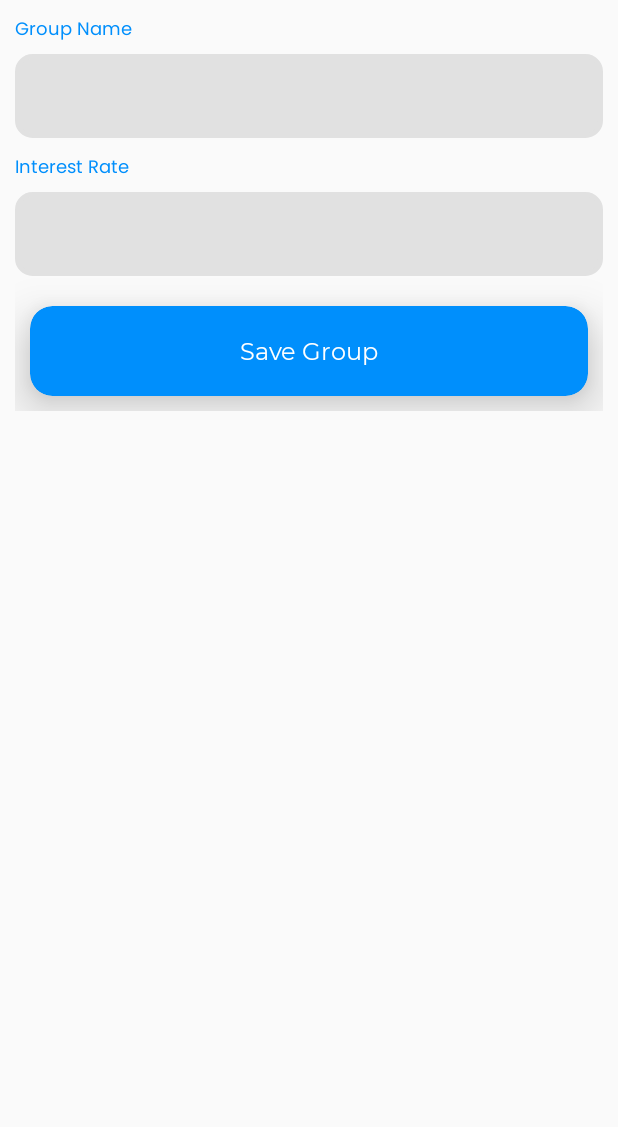
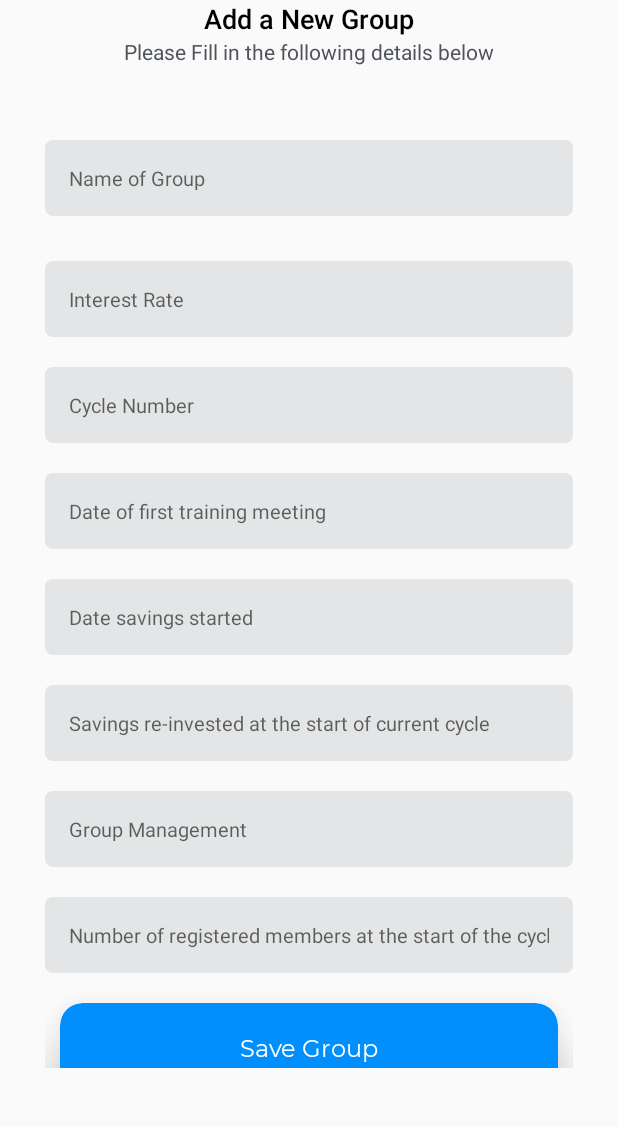
Before and after one commit to Yosefe27/DiscoverAgric, an Android app: the FacilitatorNewGroupActivity screen opened directly, with no data from a screen before it, on a phone screen of 412 x 824 dp, the part 84-1211 px from its top. Run offline under Robolectric (Android 15) with nearby library versions, the phone set to English and light mode, and no system bars; our stand-ins replace Volley; network calls fail.

Commit message:
Additional code
Additional Code

```diff
--- a/app/src/main/java/com/bluecode/weledger/Constants.java
+++ b/app/src/main/java/com/bluecode/weledger/Constants.java
@@ -8,7 +8,8 @@ public final class Constants {
 
 
 //    /*=======================TEST SERVER URLS================================*/
-    public static final String BASE_URL = "https://myauthor.delatinotech.com/weeledger/apis/";
+    //public static final String BASE_URL = "https://myauthor.delatinotech.com/weeledger/apis/";
+    public static final String BASE_URL = "https://microlinksolutionsltd.com/apis/";
     public static final String MIXPANEL_TOKEN = "test";
 
 
--- a/app/src/main/java/com/bluecode/weledger/MainActivity.java
+++ b/app/src/main/java/com/bluecode/weledger/MainActivity.java
@@ -17,6 +17,7 @@ import android.widget.LinearLayout;
 import android.widget.GridLayout;
 import android.widget.GridView;
 import android.widget.TextView;
+import android.widget.Toast;
 
 import androidx.appcompat.app.AlertDialog;
 import androidx.appcompat.app.AppCompatActivity;
@@ -48,10 +49,10 @@ public class MainActivity extends AppCompatActivity {
     LinearLayout linear_members, linear_loans, linear_payments,linear_manage_members,linear_manage_loans,linear_manage_payments;
     GridLayout linear_bookkeeper_menu;
     TextView name, group_balance,top_name;
-    TextView save_payment;
+    TextView save_payment,logout;
     String str_a, str_name, str_user_role;
     Toolbar toolbar;
-    LinearLayout linear_manage_groups,linear_facilitator_savings,linear_loans_facilitator;
+    LinearLayout linear_manage_groups,linear_facilitator_savings,linear_loans_facilitator,linear_repayments,linear_ledger_member,linear_fines;
     LinearLayout linear_repayments_facilitator,linear_fines_facilitator,linear_ledger_facilitator,linear_center_container;
     GridLayout linear_facilitator_menu,linear_ordinary_member_menu;
     String homepage_stats = BASE_URL + "homepage_stats.php";
@@ -64,10 +65,16 @@ public class MainActivity extends AppCompatActivity {
         //setSupportActionBar(toolbar);
         //toolbar.setTitle("WE eLedger");
         //toolbar.setSubtitle("Home");
+
+        logout = findViewById(R.id.btn_logout);
+
         name = findViewById(R.id.name);
         linear_members = findViewById(R.id.linear_members);
         linear_loans = findViewById(R.id.linear_loans);
         linear_payments = findViewById(R.id.linear_payments);
+        linear_repayments = findViewById(R.id.linear_repayments);
+        linear_fines = findViewById(R.id.linear_fines);
+        linear_ledger_member = findViewById(R.id.linear_ledger_member);
         //group_balance = findViewById(R.id.group_balance);
         //linear_center_container = findViewById(R.id.linear_center_container);
         //top_name = findViewById(R.id.top_name);
@@ -143,25 +150,19 @@ public class MainActivity extends AppCompatActivity {
         linear_repayments_facilitator.setOnClickListener(new View.OnClickListener() {
             @Override
             public void onClick(View view) {
-                finish();
-                Intent intent = new Intent(getApplicationContext(), FacilitatorGroupsActivity.class);
-                startActivity(intent);
+                Toast.makeText(getApplicationContext(), "Work In Progress.", Toast.LENGTH_SHORT).show();
             }
         });
         linear_fines_facilitator.setOnClickListener(new View.OnClickListener() {
             @Override
             public void onClick(View view) {
-                finish();
-                Intent intent = new Intent(getApplicationContext(), FacilitatorGroupsActivity.class);
-                startActivity(intent);
+                Toast.makeText(getApplicationContext(), "Work In Progress.", Toast.LENGTH_SHORT).show();
             }
         });
         linear_ledger_facilitator.setOnClickListener(new View.OnClickListener() {
             @Override
             public void onClick(View view) {
-                finish();
-                Intent intent = new Intent(getApplicationContext(), FacilitatorGroupsActivity.class);
-                startActivity(intent);
+                Toast.makeText(getApplicationContext(), "Work In Progress.", Toast.LENGTH_SHORT).show();
             }
         });
         linear_payments.setOnClickListener(new View.OnClickListener() {
@@ -178,6 +179,24 @@ public class MainActivity extends AppCompatActivity {
                 finish();
                 Intent intent = new Intent(getApplicationContext(), MyLoanRequestsActivity.class);
                 startActivity(intent);
+            }
+        });
+        linear_repayments.setOnClickListener(new View.OnClickListener() {
+            @Override
+            public void onClick(View view) {
+                Toast.makeText(getApplicationContext(), "Work In Progress.", Toast.LENGTH_SHORT).show();
+            }
+        });
+        linear_fines.setOnClickListener(new View.OnClickListener() {
+            @Override
+            public void onClick(View view) {
+                Toast.makeText(getApplicationContext(), "Work In Progress.", Toast.LENGTH_SHORT).show();
+            }
+        });
+        linear_ledger_member.setOnClickListener(new View.OnClickListener() {
+            @Override
+            public void onClick(View view) {
+                Toast.makeText(getApplicationContext(), "Work In Progress.", Toast.LENGTH_SHORT).show();
             }
         });
         linear_manage_members.setOnClickListener(new View.OnClickListener() {
@@ -202,6 +221,13 @@ public class MainActivity extends AppCompatActivity {
                 finish();
                 Intent intent = new Intent(getApplicationContext(), LoanRequestsApprovalsActivity.class);
                 startActivity(intent);
+            }
+        });
+
+        logout.setOnClickListener(new View.OnClickListener() {
+            @Override
+            public void onClick(View v) {
+                dialogLogout();
             }
         });
 
@@ -398,6 +424,8 @@ public class MainActivity extends AppCompatActivity {
         });
 
     }
+
+
     @Override
     public boolean onCreateOptionsMenu(Menu menu) {
         // Inflate the menu; this adds items to the action bar if it is present.
--- a/app/src/main/java/com/bluecode/weledger/MyTransactionsHistoryActivity.java
+++ b/app/src/main/java/com/bluecode/weledger/MyTransactionsHistoryActivity.java
@@ -81,7 +81,7 @@ public class MyTransactionsHistoryActivity extends AppCompatActivity {
         toolbar = findViewById(R.id.toolbar);
         setSupportActionBar(toolbar);
         toolbar.setTitle("Contributions");
-        toolbar.setSubtitle("My Contributions History");
+        toolbar.setSubtitle("Contributions History");
         toolbar.setNavigationIcon(androidx.appcompat.R.drawable.abc_ic_ab_back_material);
         toolbar.setNavigationOnClickListener(new View.OnClickListener() {
             @Override
--- a/app/src/main/res/layout/activity_facilitator_adds_new_group.xml
+++ b/app/src/main/res/layout/activity_facilitator_adds_new_group.xml
@@ -50,6 +50,7 @@
 
 
         <EditText
+            android:id="@+id/group_name"
             android:layout_width="match_parent"
             android:layout_height="wrap_content"
             android:background="@drawable/edittext_bg"
--- a/app/src/main/res/layout/activity_facilitator_new_group.xml
+++ b/app/src/main/res/layout/activity_facilitator_new_group.xml
@@ -16,85 +16,125 @@
         android:scrollbars="none">
 
         <LinearLayout
+            android:id="@+id/linlay_inputs"
+            app:layout_constraintStart_toStartOf="parent"
+            app:layout_constraintEnd_toEndOf="parent"
+            app:layout_constraintTop_toBottomOf="@+id/icons"
+            android:orientation="vertical"
+            android:layout_marginStart="30dp"
+            android:layout_marginLeft="50dp"
+            android:layout_marginRight="30dp"
+            android:layout_marginEnd="30dp"
+            android:gravity="center"
             android:layout_width="match_parent"
-            android:layout_height="wrap_content"
-            android:layout_marginStart="10dp"
-            android:layout_marginEnd="10dp"
-            android:orientation="vertical">
-
+            android:layout_height="wrap_content">
 
             <TextView
-                android:layout_width="match_parent"
+                android:layout_width="wrap_content"
                 android:layout_height="wrap_content"
-                android:layout_marginTop="20dp"
-                android:fontFamily="@font/poppins_regular"
-                android:text="New Member Details"
-                android:visibility="gone"
-                android:textAlignment="center"
-                android:textAllCaps="true"
-                android:textSize="20sp" />
-
-
-            <LinearLayout
-                android:layout_width="match_parent"
-                android:layout_height="wrap_content"
-                android:orientation="vertical">
+                android:text="Add a New Group"
+                android:textSize="18sp"
+                android:textColor="@color/black"
+                android:fontFamily="sans-serif-medium"/>
 
             <TextView
-                    android:layout_width="match_parent"
+                android:layout_width="wrap_content"
                 android:layout_height="wrap_content"
-                    android:layout_marginTop="10dp"
-                    android:fontFamily="@font/poppins_regular"
-                    android:text="Group Name"
-                    android:textSize="12sp" />
+                android:text="Please Fill in the following details below"
+                android:textSize="14sp"
+                android:textColor="@color/fab_tint"
+                android:fontFamily="sans-serif"/>
+            <TextView
+                android:layout_width="wrap_content"
+                android:layout_height="wrap_content"
+                android:text=""
+                android:textSize="14sp"
+                android:textColor="@color/fab_tint"
+                android:fontFamily="sans-serif"/>
 
             <EditText
                 android:id="@+id/group_name"
-                    style="@style/modifiedEditText"
-                    android:layout_marginTop="5dp"
-                    android:background="@drawable/ic_edit_bg"
-                    android:fontFamily="@font/poppins_regular"
-                    android:gravity="center_vertical"
-                    android:hint=""
-                    android:imeOptions="actionNext"
-                    android:inputType="textPersonName"
-                    android:maxLines="1"
-                    android:paddingStart="5dp"
-                    android:paddingEnd="5dp" />
-
-
-
-
-                <TextView
                 android:layout_width="match_parent"
                 android:layout_height="wrap_content"
-                    android:layout_marginTop="10dp"
-                    android:fontFamily="@font/poppins_regular"
-                    android:text="Interest Rate"
-                    android:textSize="12sp" />
+                android:background="@drawable/edittext_bg"
+                android:padding="16dp"
+                android:layout_marginTop="30dp"
+                android:textSize="13sp"
+                android:hint="Name of Group"
+                android:inputType="text"
+                android:drawablePadding="16dp"/>
 
             <EditText
                 android:id="@+id/interest_rate"
-                    style="@style/modifiedEditText"
-                    android:layout_marginTop="5dp"
-                    android:background="@drawable/ic_edit_bg"
-                    android:fontFamily="@font/poppins_regular"
-                    android:gravity="center_vertical"
-                    android:hint=""
-                    android:imeOptions="actionNext"
-                    android:inputType="phone"
-                    android:maxLines="1"
-                    android:paddingStart="5dp"
-                    android:paddingEnd="5dp" />
-
-
-
-            </LinearLayout>
-
-
-
-
-
+                android:layout_width="match_parent"
+                android:layout_height="wrap_content"
+                android:background="@drawable/edittext_bg"
+                android:padding="16dp"
+                android:layout_marginTop="30dp"
+                android:textSize="13sp"
+                android:hint="Interest Rate"
+                android:inputType="text"
+                android:drawablePadding="16dp"/>
+            <EditText
+                android:layout_width="match_parent"
+                android:layout_height="wrap_content"
+                android:background="@drawable/edittext_bg"
+                android:padding="16dp"
+                android:layout_marginTop="20dp"
+                android:textSize="13sp"
+                android:hint="Cycle Number"
+                android:inputType="number"
+                android:drawablePadding="16dp"/>
+            <EditText
+                android:layout_width="match_parent"
+                android:layout_height="wrap_content"
+                android:background="@drawable/edittext_bg"
+                android:padding="16dp"
+                android:layout_marginTop="20dp"
+                android:textSize="13sp"
+                android:hint="Date of first training meeting"
+                android:inputType="date"
+                android:drawablePadding="16dp"/>
+            <EditText
+                android:layout_width="match_parent"
+                android:layout_height="wrap_content"
+                android:background="@drawable/edittext_bg"
+                android:padding="16dp"
+                android:layout_marginTop="20dp"
+                android:textSize="13sp"
+                android:hint="Date savings started"
+                android:inputType="date"
+                android:drawablePadding="16dp"/>
+            <EditText
+                android:layout_width="match_parent"
+                android:layout_height="wrap_content"
+                android:background="@drawable/edittext_bg"
+                android:padding="16dp"
+                android:layout_marginTop="20dp"
+                android:textSize="13sp"
+                android:hint="Savings re-invested at the start of current cycle"
+                android:inputType="text"
+                android:drawablePadding="16dp"/>
+            <EditText
+                android:layout_width="match_parent"
+                android:layout_height="wrap_content"
+                android:background="@drawable/edittext_bg"
+                android:padding="16dp"
+                android:layout_marginTop="20dp"
+                android:textSize="13sp"
+                android:hint="Group Management"
+                android:inputType="text"
+                android:drawablePadding="16dp"/>
+            <EditText
+                android:layout_width="match_parent"
+                android:layout_height="wrap_content"
+                android:background="@drawable/edittext_bg"
+                android:padding="16dp"
+                android:layout_marginTop="20dp"
+                android:textSize="13sp"
+                android:hint="Number of registered members at the start of the cycle"
+                android:inputType="text"
+                android:drawablePadding="16dp"/>
 
             <androidx.cardview.widget.CardView
                 android:layout_width="match_parent"
--- a/app/src/main/res/layout/activity_main.xml
+++ b/app/src/main/res/layout/activity_main.xml
@@ -6,11 +6,13 @@
     android:layout_height="match_parent"
     tools:context=".MainActivity">
 
+
     <androidx.appcompat.widget.Toolbar
         android.id="@+id/toolbar"
         android:layout_width="match_parent"
         android:layout_height="190dp"
         android:background="@drawable/toolbar_header" />
+
 
     <ScrollView
         android:layout_width="match_parent"
@@ -33,27 +35,25 @@
                     android:layout_height="match_parent"
                     android:orientation="horizontal">
 
-                    <ImageView
-                        android:id="@+id/menu"
-                        android:layout_width="35dp"
-                        android:layout_height="35dp"
-                        android:background="@drawable/ic_baseline_menu"
-                        android:contentDescription="Menu" />
-
                     <TextView
+                        android:id="@+id/btn_logout"
                         android:layout_width="wrap_content"
                         android:layout_height="wrap_content"
-                        android:layout_toRightOf="@+id/menu"
+                        android:layout_marginTop="36dp"
+                        android:elevation="60dp"
                         android:paddingLeft="10dp"
-                        android:text=""
+                        android:text="Log Out"
+                        android:textAlignment="center"
                         android:textColor="@color/colorWhite"
-                        android:textSize="18sp" />
+                        android:textSize="18sp"
+                        android:textStyle="bold|italic" />
 
                     <ImageView
                         android:id="@+id/imageView"
                         android:layout_width="70dp"
                         android:layout_height="100dp"
-                        android:layout_marginLeft="200dp"
+                        android:layout_marginRight="75dp"
+                        android:layout_marginTop="15dp"
                         android:layout_weight="1"
                         app:srcCompat="@drawable/we_logo" />
 
@@ -160,6 +160,7 @@
                     app:cardElevation="4dp">
 
                     <LinearLayout
+                        android:id="@+id/linear_repayments"
                         android:layout_width="match_parent"
                         android:layout_height="match_parent"
                         android:gravity="center"
@@ -193,6 +194,7 @@
                     app:cardElevation="4dp">
 
                     <LinearLayout
+                        android:id="@+id/linear_fines"
                         android:layout_width="match_parent"
                         android:layout_height="match_parent"
                         android:gravity="center"
--- a/app/src/main/res/menu/menu_add_stuff.xml
+++ b/app/src/main/res/menu/menu_add_stuff.xml
@@ -4,8 +4,8 @@
 
     <item
         android:id="@+id/action_add"
+        android:icon="@drawable/notepad"
         android:orderInCategory="1"
-        android:icon="@android:drawable/ic_menu_add"
         android:title="Add"
         app:showAsAction="ifRoom" />
 
```
Also changed, not shown: app/src/main/res/drawable/notepad.png (added), app/src/main/res/drawable/notes.png (added). Lines whose indentation alone changed are shown as unchanged.
